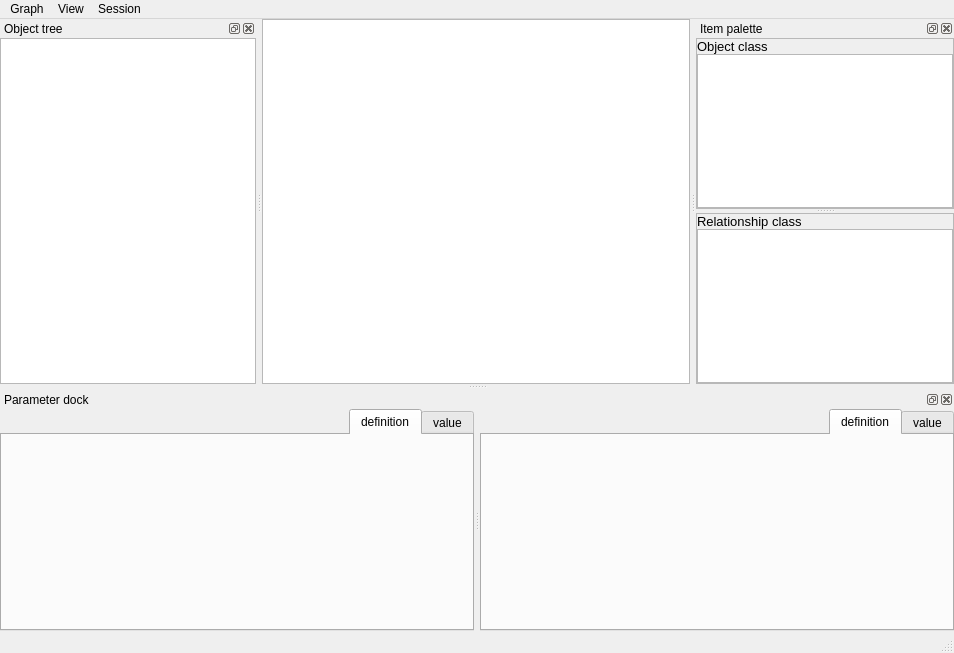
Old version of the form spinetoolbox/ui/graph_view_form.ui in the repository spine-tools/Spine-Toolbox.
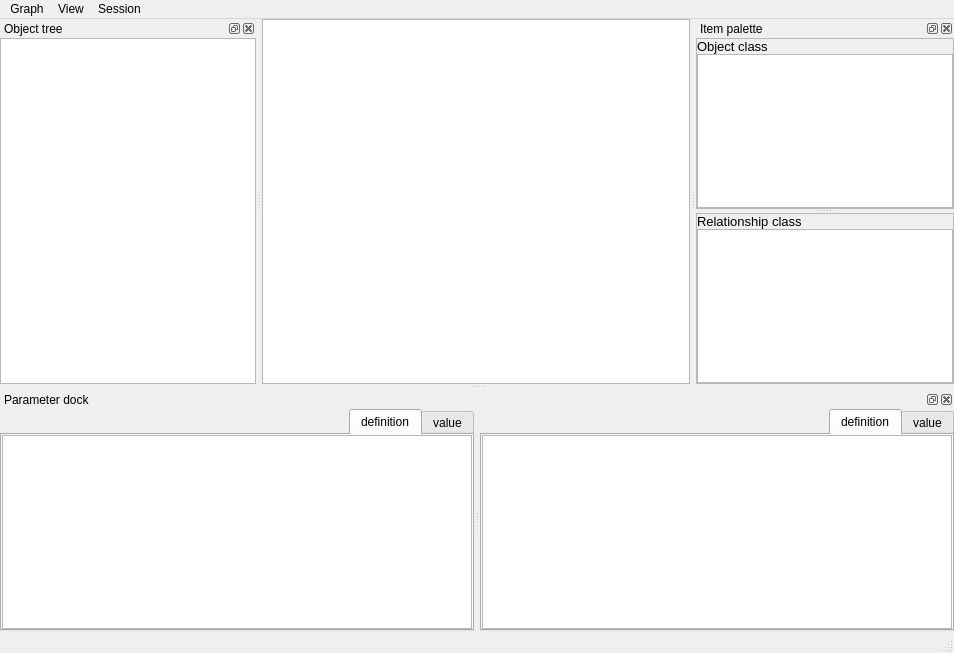
New version of the form. The open tabs and pages were chosen to show the change. Icons and pictures are not drawn. Custom widgets are drawn as their Qt base class.

Commit message: Issue #46 updated: towards support for showing parameter definitions.

```diff
--- a/spinetoolbox/ui/graph_view_form.ui
+++ b/spinetoolbox/ui/graph_view_form.ui
@@ -464,6 +464,33 @@
          <attribute name="title">
           <string>definition</string>
          </attribute>
+         <layout class="QVBoxLayout" name="verticalLayout_6">
+          <property name="spacing">
+           <number>0</number>
+          </property>
+          <property name="leftMargin">
+           <number>0</number>
+          </property>
+          <property name="topMargin">
+           <number>0</number>
+          </property>
+          <property name="rightMargin">
+           <number>0</number>
+          </property>
+          <property name="bottomMargin">
+           <number>0</number>
+          </property>
+          <item>
+           <widget class="QTableView" name="tableView_object_parameter_definition">
+            <property name="layoutDirection">
+             <enum>Qt::LeftToRight</enum>
+            </property>
+            <attribute name="verticalHeaderVisible">
+             <bool>false</bool>
+            </attribute>
+           </widget>
+          </item>
+         </layout>
         </widget>
        </widget>
        <widget class="QTabWidget" name="tabWidget_relationship_parameter">
@@ -509,6 +536,33 @@
          <attribute name="title">
           <string>definition</string>
          </attribute>
+         <layout class="QVBoxLayout" name="verticalLayout_10">
+          <property name="spacing">
+           <number>0</number>
+          </property>
+          <property name="leftMargin">
+           <number>0</number>
+          </property>
+          <property name="topMargin">
+           <number>0</number>
+          </property>
+          <property name="rightMargin">
+           <number>0</number>
+          </property>
+          <property name="bottomMargin">
+           <number>0</number>
+          </property>
+          <item>
+           <widget class="QTableView" name="tableView_relationship_parameter_definition">
+            <property name="layoutDirection">
+             <enum>Qt::LeftToRight</enum>
+            </property>
+            <attribute name="verticalHeaderVisible">
+             <bool>false</bool>
+            </attribute>
+           </widget>
+          </item>
+         </layout>
         </widget>
        </widget>
       </widget>
```
The commit also changes 4 other files.
